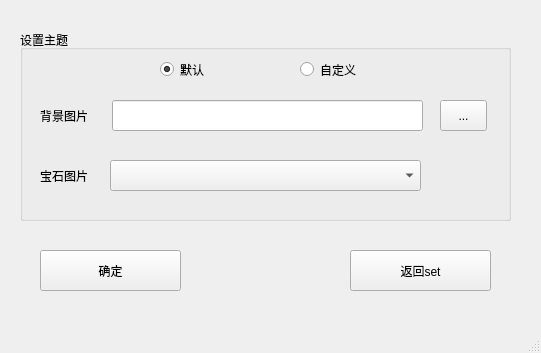
Old version of the form cthemedlg.ui in the repository wgananh/Formal_Brmal_Bejeweled.
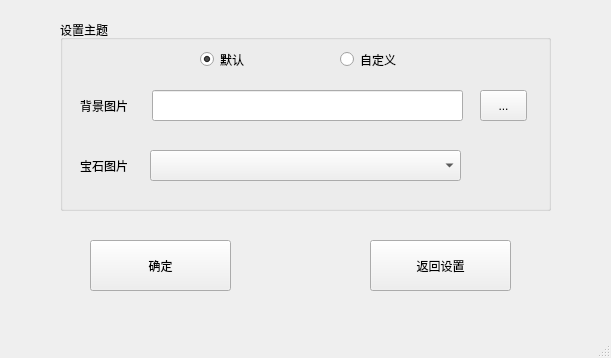
New version of the form. Icons and pictures are not drawn.

What changed in the file:
```diff
--- a/cthemedlg.ui
+++ b/cthemedlg.ui
@@ -6,8 +6,8 @@
    <rect>
     <x>0</x>
     <y>0</y>
-    <width>541</width>
-    <height>353</height>
+    <width>611</width>
+    <height>358</height>
    </rect>
   </property>
   <property name="windowTitle">
@@ -17,12 +17,15 @@
    <widget class="QGroupBox" name="groupBox">
     <property name="geometry">
      <rect>
-      <x>20</x>
-      <y>30</y>
+      <x>60</x>
+      <y>20</y>
       <width>491</width>
       <height>191</height>
      </rect>
     </property>
+    <property name="styleSheet">
+     <string notr="true">font: 75 9pt &quot;微软雅黑&quot;;</string>
+    </property>
     <property name="title">
      <string>设置主题</string>
     </property>
@@ -109,6 +112,9 @@
        <height>31</height>
       </rect>
      </property>
+     <property name="styleSheet">
+      <string notr="true">border-image: url(:/new/picture/pushbotton_background.png);</string>
+     </property>
      <property name="text">
       <string>...</string>
      </property>
@@ -127,25 +133,33 @@
    <widget class="QPushButton" name="btn_themeToSet">
     <property name="geometry">
      <rect>
-      <x>350</x>
-      <y>250</y>
+      <x>370</x>
+      <y>240</y>
       <width>141</width>
-      <height>41</height>
+      <height>51</height>
      </rect>
     </property>
+    <property name="styleSheet">
+     <string notr="true">border-image: url(:/new/picture/pushbotton_background.png);
+font: 75 10pt &quot;微软雅黑&quot;;</string>
+    </property>
     <property name="text">
-     <string>返回set</string>
+     <string>返回设置</string>
     </property>
    </widget>
    <widget class="QPushButton" name="btn_theme_confirm">
     <property name="geometry">
      <rect>
-      <x>40</x>
-      <y>250</y>
+      <x>90</x>
+      <y>240</y>
       <width>141</width>
-      <height>41</height>
+      <height>51</height>
      </rect>
     </property>
+    <property name="styleSheet">
+     <string notr="true">border-image: url(:/new/picture/pushbotton_background.png);
+font: 75 10pt &quot;微软雅黑&quot;;</string>
+    </property>
     <property name="text">
      <string>确定</string>
     </property>
```
Left out of the diff: 4 changed lines with no effect on the pictures.
